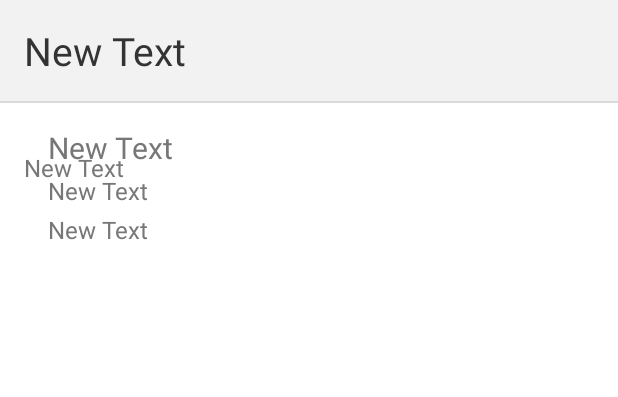
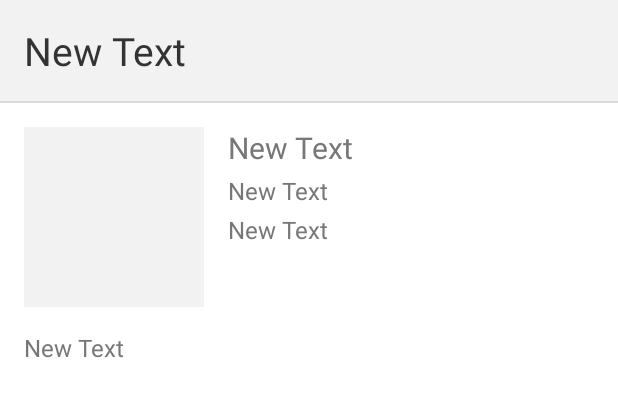
Before and after one commit to waister/popularmovies, an Android app: the layout activity_details.xml on its own in the app's theme, with its tools: preview values and no code run, on a phone screen of 412 x 824 dp. Shown: the top 397 px of the screen. Run offline under Robolectric (Android 15) with nearby library versions, the phone set to English and light mode, and no system bars.

Commit message:
Move AsyncTask to single file, fix movie details scroll error and move dips to dimens files

```diff
--- /dev/null
+++ b/app/src/main/java/me/appfolio/popularmovies/AsyncTaskCompleteListener.java
@@ -0,0 +1,6 @@
+package me.appfolio.popularmovies;
+
+interface AsyncTaskCompleteListener<T>
+{
+    void onTaskComplete(T result);
+}
--- a/app/src/main/java/me/appfolio/popularmovies/DetailsActivity.java
+++ b/app/src/main/java/me/appfolio/popularmovies/DetailsActivity.java
@@ -26,8 +26,9 @@ public class DetailsActivity extends AppCompatActivity {
         Movie movie = getIntent().getParcelableExtra(MOVIE);
 
         if (movie != null) {
-            String poster = "http://image.tmdb.org/t/p/w342/" + movie.getPosterPath();
-            Picasso.with(this).load(poster).into((ImageView) findViewById(R.id.image_poster));
+            Picasso.with(this)
+                    .load("http://image.tmdb.org/t/p/w342/" + movie.getPosterPath())
+                    .into((ImageView) findViewById(R.id.image_poster));
 
             String title = movie.getOriginalTitle();
             String popularity = String.format(Locale.getDefault(), "%.2f", movie.getPopularity());
--- a/app/src/main/java/me/appfolio/popularmovies/MoviesAdapter.java
+++ b/app/src/main/java/me/appfolio/popularmovies/MoviesAdapter.java
@@ -56,11 +56,10 @@ class MoviesAdapter extends BaseAdapter {
             holder = (ViewHolder) convertView.getTag();
         }
 
-        String poster = "http://image.tmdb.org/t/p/w" +
-                MainActivity.IMAGE_WIDTH + "/" + movie.getPosterPath();
+        holder.imageMovie.setContentDescription(movie.getTitle());
 
         Picasso.with(context)
-                .load(poster)
+                .load("http://image.tmdb.org/t/p/w342/" + movie.getPosterPath())
                 .resize(342, 501)
                 .centerCrop()
                 .into(holder.imageMovie);
--- a/app/src/main/java/me/appfolio/popularmovies/Utils.java
+++ b/app/src/main/java/me/appfolio/popularmovies/Utils.java
@@ -1,8 +1,10 @@
 package me.appfolio.popularmovies;
 
+import android.app.Activity;
 import android.content.Context;
 import android.net.ConnectivityManager;
 import android.net.NetworkInfo;
+import android.util.DisplayMetrics;
 
 import java.text.DateFormat;
 import java.text.ParseException;
@@ -34,4 +36,8 @@ class Utils {
         return "";
     }
 
+    static float pxToDp(Activity activity, int px) {
+        DisplayMetrics metrics = activity.getResources().getDisplayMetrics();
+        return px / ((float) metrics.densityDpi / DisplayMetrics.DENSITY_DEFAULT);
+    }
 }
--- a/app/src/main/res/layout/activity_details.xml
+++ b/app/src/main/res/layout/activity_details.xml
@@ -1,11 +1,15 @@
 <?xml version="1.0" encoding="utf-8"?>
-<RelativeLayout
+<ScrollView
     xmlns:android="http://schemas.android.com/apk/res/android"
     xmlns:tools="http://schemas.android.com/tools"
     android:layout_width="match_parent"
     android:layout_height="match_parent"
     android:background="@android:color/white"
     tools:context="me.appfolio.popularmovies.DetailsActivity">
+
+    <RelativeLayout
+        android:layout_width="match_parent"
+        android:layout_height="wrap_content">
 
         <TextView
             android:id="@+id/text_title"
@@ -15,27 +19,29 @@
             android:paddingTop="@dimen/activity_vertical_margin"
             android:paddingRight="@dimen/activity_horizontal_margin"
             android:paddingBottom="@dimen/activity_vertical_margin"
-        android:textSize="26sp"
+            android:textSize="@dimen/text_title"
             android:textColor="@color/headerTextColor"
             android:background="@color/headerBgColor"
-        android:text="New Text" />
+            tools:text="New Text" />
 
         <View
             android:id="@+id/image_divider"
             android:layout_width="match_parent"
-        android:layout_height="1dp"
+            android:layout_height="@dimen/divider_height"
             android:layout_below="@+id/text_title"
             android:background="@color/dividerColor" />
 
         <ImageView
             android:id="@+id/image_poster"
-        android:layout_width="wrap_content"
+            android:layout_width="@dimen/poster_size"
             android:layout_height="wrap_content"
+            android:minHeight="@dimen/poster_size"
             android:layout_below="@+id/image_divider"
             android:layout_marginLeft="@dimen/activity_horizontal_margin"
             android:layout_marginTop="@dimen/activity_vertical_margin"
             android:layout_marginStart="@dimen/activity_horizontal_margin"
             android:contentDescription="@string/poster_of_movie"
+            android:background="@color/headerBgColor"
             android:adjustViewBounds="true" />
 
         <TextView
@@ -47,9 +53,9 @@
             android:layout_toEndOf="@+id/image_poster"
             android:layout_marginLeft="@dimen/activity_horizontal_margin"
             android:layout_marginRight="@dimen/activity_horizontal_margin"
-        android:textSize="20sp"
+            android:textSize="@dimen/text_subtitle"
             android:textColor="@color/textColor"
-        android:text="New Text" />
+            tools:text="New Text" />
 
         <TextView
             android:id="@+id/text_vote"
@@ -59,11 +65,11 @@
             android:layout_toRightOf="@+id/image_poster"
             android:layout_toEndOf="@+id/image_poster"
             android:layout_marginLeft="@dimen/activity_horizontal_margin"
-        android:layout_marginTop="4dp"
+            android:layout_marginTop="@dimen/details_margin"
             android:layout_marginRight="@dimen/activity_horizontal_margin"
-        android:textSize="16sp"
+            android:textSize="@dimen/text_content"
             android:textColor="@color/textColor"
-        android:text="New Text" />
+            tools:text="New Text" />
 
         <TextView
             android:id="@+id/text_popularity"
@@ -73,11 +79,11 @@
             android:layout_toRightOf="@+id/image_poster"
             android:layout_toEndOf="@+id/image_poster"
             android:layout_marginLeft="@dimen/activity_horizontal_margin"
-        android:layout_marginTop="4dp"
+            android:layout_marginTop="@dimen/details_margin"
             android:layout_marginRight="@dimen/activity_horizontal_margin"
-        android:textSize="16sp"
+            android:textSize="@dimen/text_content"
             android:textColor="@color/textColor"
-        android:text="New Text" />
+            tools:text="New Text" />
 
         <TextView
             android:id="@+id/text_overview"
@@ -88,7 +94,8 @@
             android:paddingTop="@dimen/activity_vertical_margin"
             android:paddingRight="@dimen/activity_horizontal_margin"
             android:paddingBottom="@dimen/activity_vertical_margin"
-        android:textSize="16sp"
+            android:textSize="@dimen/text_content"
             android:textColor="@color/textColor"
-        android:text="New Text" />
+            tools:text="New Text" />
     </RelativeLayout>
+</ScrollView>
--- a/app/src/main/res/layout/activity_main.xml
+++ b/app/src/main/res/layout/activity_main.xml
@@ -56,7 +56,7 @@
             android:layout_height="wrap_content"
             android:layout_below="@+id/text_message"
             android:layout_centerHorizontal="true"
-            android:layout_marginTop="7dp"
+            android:layout_marginTop="@dimen/retry_button_margin"
             android:text="@string/try_again" />
 
     </RelativeLayout>
--- a/app/src/main/res/values/dimens.xml
+++ b/app/src/main/res/values/dimens.xml
@@ -1,4 +1,13 @@
 <resources>
     <dimen name="activity_horizontal_margin">16dp</dimen>
     <dimen name="activity_vertical_margin">16dp</dimen>
+
+    <dimen name="divider_height">1dp</dimen>
+    <dimen name="poster_size">120dp</dimen>
+    <dimen name="details_margin">4dp</dimen>
+    <dimen name="retry_button_margin">7dp</dimen>
+
+    <dimen name="text_title">26sp</dimen>
+    <dimen name="text_subtitle">20sp</dimen>
+    <dimen name="text_content">16sp</dimen>
 </resources>
--- a/app/src/main/res/values/strings.xml
+++ b/app/src/main/res/values/strings.xml
@@ -17,6 +17,6 @@
     <string name="summary_sort_movies">You can sort movies by most popular or by top rated</string>
 
     <string name="tmdb_api_title">TMDB API key missing</string>
-    <string name="tmdb_api_message">You need to define the TMDB API Key on MainActivity.THE_MOVIE_DB_KEY.</string>
+    <string name="tmdb_api_message">You need to define the TMDB API Key on Gradle app level property named THE_MOVIE_DB_API_KEY.</string>
     <string name="tmdb_api_open">Open API docs</string>
 </resources>
```
Also changed, not shown: app/build.gradle (+5 -2 lines), app/src/main/java/me/appfolio/popularmovies/CheckMoviesApiTask.java (added, +81 -0 lines), app/src/main/java/me/appfolio/popularmovies/HttpHandler.java (+3 -4 lines), app/src/main/java/me/appfolio/popularmovies/MainActivity.java (+17 -77 lines), app/src/main/java/me/appfolio/popularmovies/Movie.java (+18 -19 lines), app/src/main/java/me/appfolio/popularmovies/SettingsActivity.java (+0 -11 lines), 2 other files. Lines whose indentation alone changed are shown as unchanged.
